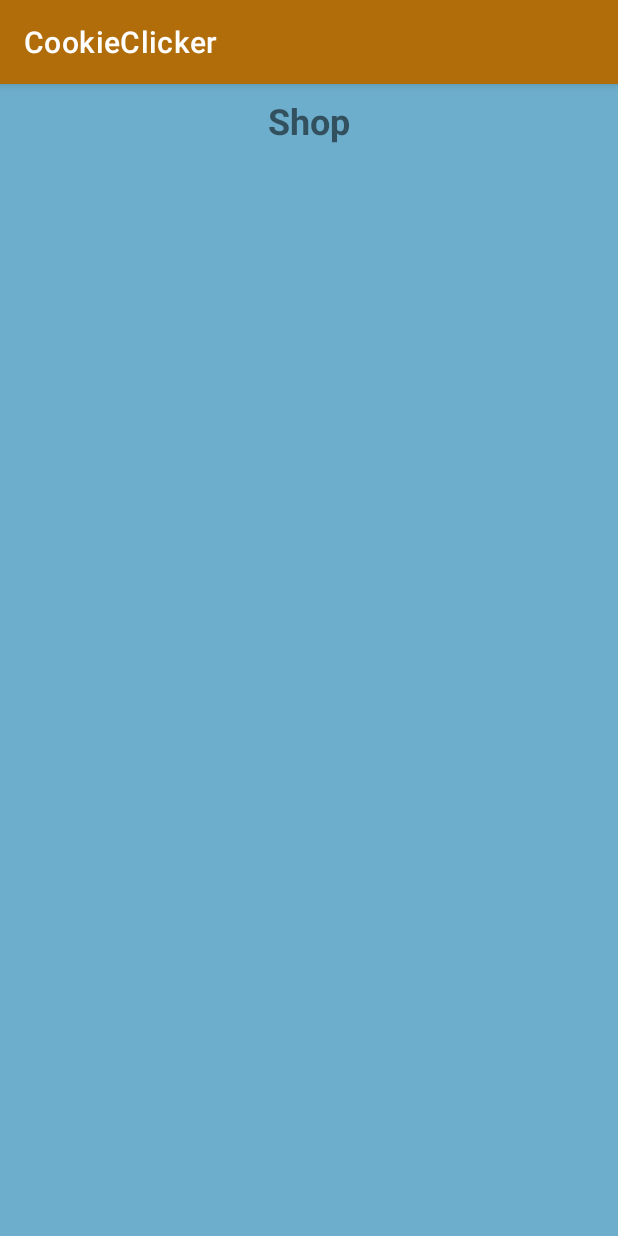
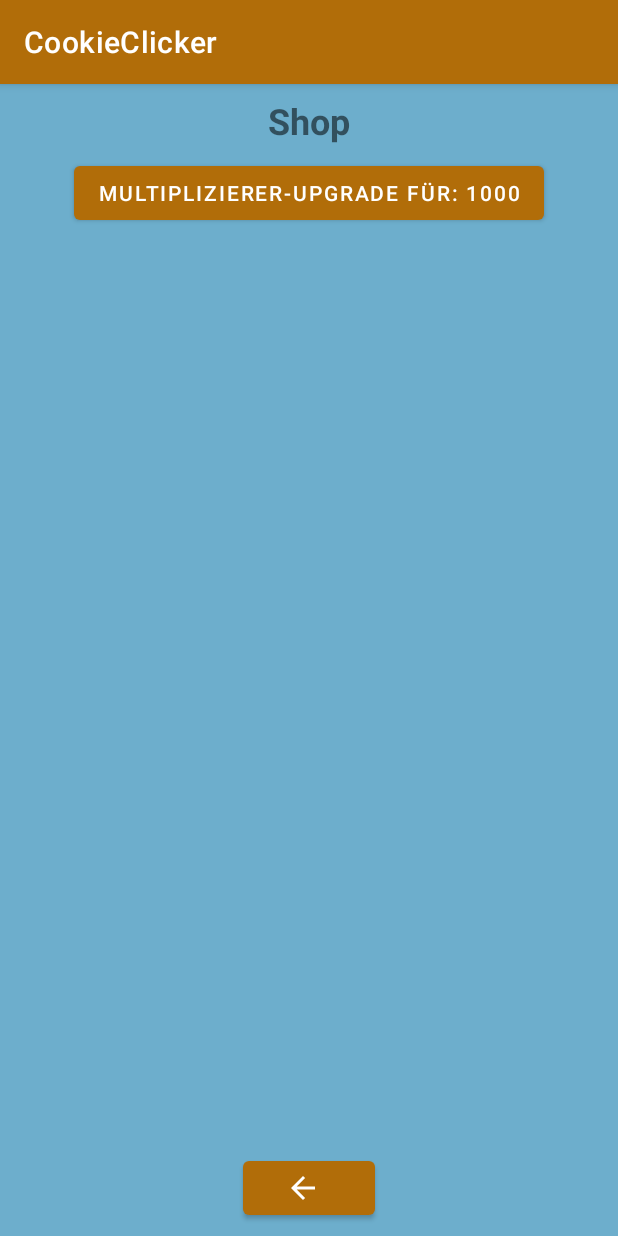
Before and after one commit to thoredev/CookieClicker, an Android app: the ShopActivity screen opened directly, with no data from a screen before it, on a phone screen of 412 x 824 dp. Run offline under Robolectric (Android 15) with nearby library versions, the light colour scheme and no system bars.

Commit message:
- Fehler behoben: App lässt sich nicht starten, da ic_launcher_background.xml fehlt. - Shop hinzugefügt

```diff
--- a/app/src/main/java/de/thore_dev/cookieclicker/ShopActivity.java
+++ b/app/src/main/java/de/thore_dev/cookieclicker/ShopActivity.java
@@ -2,7 +2,11 @@ package de.thore_dev.cookieclicker;
 
 import androidx.appcompat.app.AppCompatActivity;
 
+import android.content.Intent;
+import android.content.SharedPreferences;
 import android.os.Bundle;
+import android.view.View;
+import android.widget.Button;
 
 public class ShopActivity extends AppCompatActivity {
 
@@ -10,5 +14,33 @@ public class ShopActivity extends AppCompatActivity {
     protected void onCreate(Bundle savedInstanceState) {
         super.onCreate(savedInstanceState);
         setContentView(R.layout.activity_shop);
+
+        Button btnMultUp = findViewById(R.id.button3);
+        btnMultUp.setText("Multiplizierer-Upgrade für: " + (int)(1000*Math.pow(1.5, MainActivity.multiplier-1)));
+        btnMultUp.setOnClickListener(new View.OnClickListener() {
+            @Override
+            public void onClick(View v) {
+                if(MainActivity.ccount >= (int)(1000*Math.pow(1.5, MainActivity.multiplier-1))){
+                    MainActivity.ccount -= (int)(1000*Math.pow(1.5, MainActivity.multiplier-1));
+                    MainActivity.multiplier++;
+
+                    SharedPreferences.Editor edit = MainActivity.countSettings.edit();
+                    edit.putInt("mults",MainActivity.multiplier);
+                    edit.putInt("counts",MainActivity.ccount);
+                    edit.apply();
+
+                    btnMultUp.setText("Multiplizierer-Upgrade für: " + (int)(1000*Math.pow(1.5, MainActivity.multiplier-1)));
+                }
+            }
+        });
+
+        Button btnBack = findViewById(R.id.button4);
+        btnBack.setOnClickListener(new View.OnClickListener() {
+            @Override
+            public void onClick(View v) {
+                Intent switchActivity = new Intent(ShopActivity.this, MainActivity.class);
+                startActivity(switchActivity);
+            }
+        });
     }
 }
--- a/app/src/main/res/layout/activity_main.xml
+++ b/app/src/main/res/layout/activity_main.xml
@@ -73,7 +73,7 @@
         android:layout_marginStart="159dp"
         android:layout_marginEnd="164dp"
         android:layout_marginBottom="16dp"
-        android:text="Power-Up für: 1000"
+        android:text="Upgrades"
         android:textColorHighlight="@color/purple_500"
         app:layout_constraintBottom_toBottomOf="parent"
         app:layout_constraintEnd_toEndOf="parent"
--- a/app/src/main/res/layout/activity_shop.xml
+++ b/app/src/main/res/layout/activity_shop.xml
@@ -21,4 +21,29 @@
         app:layout_constraintEnd_toEndOf="parent"
         app:layout_constraintStart_toStartOf="parent"
         app:layout_constraintTop_toTopOf="parent" />
+
+    <Button
+        android:id="@+id/button3"
+        android:layout_width="wrap_content"
+        android:layout_height="wrap_content"
+        android:layout_marginStart="8dp"
+        android:layout_marginTop="8dp"
+        android:layout_marginEnd="8dp"
+        android:text="Multiplikator-Upgrade für: 1000"
+        app:layout_constraintEnd_toEndOf="parent"
+        app:layout_constraintStart_toStartOf="parent"
+        app:layout_constraintTop_toBottomOf="@+id/textView4" />
+
+    <Button
+        android:id="@+id/button4"
+        android:layout_width="wrap_content"
+        android:layout_height="wrap_content"
+        android:layout_marginStart="8dp"
+        android:layout_marginEnd="8dp"
+        android:layout_marginBottom="8dp"
+        app:icon="?attr/actionModeCloseDrawable"
+        app:iconGravity="textStart"
+        app:layout_constraintBottom_toBottomOf="parent"
+        app:layout_constraintEnd_toEndOf="parent"
+        app:layout_constraintStart_toStartOf="parent" />
 </androidx.constraintlayout.widget.ConstraintLayout>
```
Also changed, not shown: app/src/main/java/de/thore_dev/cookieclicker/MainActivity.java (+8 -14 lines), app/src/main/res/drawable/ic_launcher_background.xml (added, +170 -0 lines).
